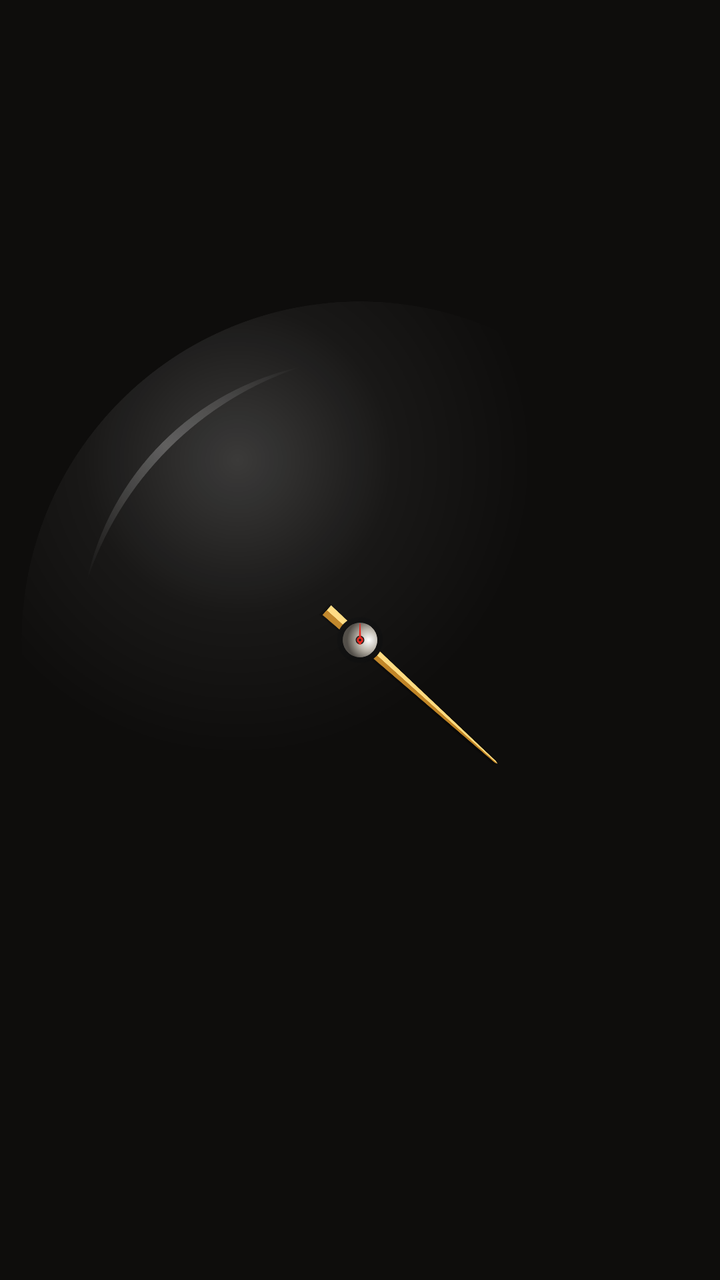
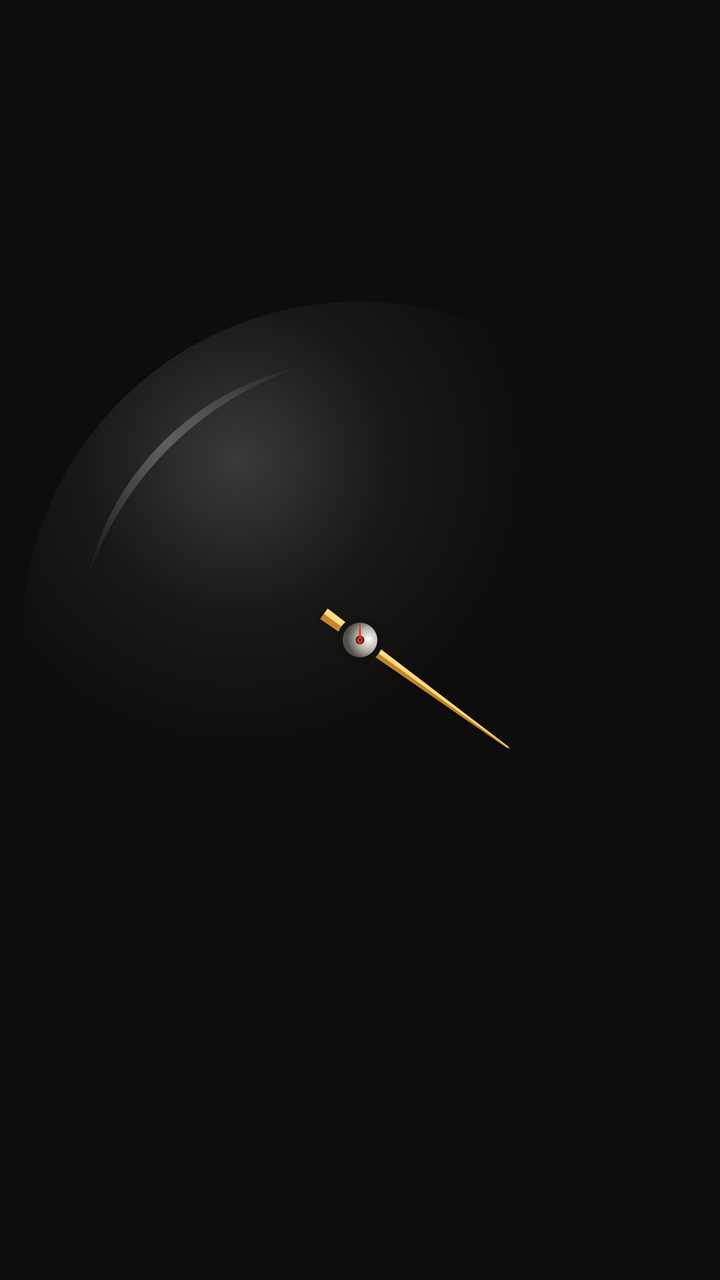

Before-and-after screenshots of an Android layout around one commit, followed by the original layout XML and the change that was made.
<!-- AndroidManifest.xml: application theme AppTheme -->
<!-- res/layout/widget_chrono.xml -->
<?xml version="1.0" encoding="utf-8"?>
<FrameLayout xmlns:android="http://schemas.android.com/apk/res/android"
    android:id="@+id/root"
    android:layout_width="match_parent"
    android:layout_height="match_parent">

    <ImageView
        android:id="@+id/face"
        android:layout_width="match_parent"
        android:layout_height="match_parent"
        android:scaleType="fitCenter"
        android:importantForAccessibility="no" />

    
    <ViewFlipper
        android:id="@+id/flip"
        android:layout_width="120dp"
        android:layout_height="120dp"
        android:layout_gravity="center"
        android:inAnimation="@anim/flip_in"
        android:outAnimation="@anim/flip_out">

        <ImageView
            android:id="@+id/dial"
            android:layout_width="match_parent"
            android:layout_height="match_parent"
            android:scaleType="fitCenter"
            android:importantForAccessibility="no" />

        <ImageView
            android:id="@+id/moon"
            android:layout_width="match_parent"
            android:layout_height="match_parent"
            android:scaleType="fitCenter"
            android:contentDescription="Moon phase" />
    </ViewFlipper>

    <AnalogClock
        android:id="@+id/needle"
        android:layout_width="match_parent"
        android:layout_height="match_parent"
        android:dial="@drawable/dial_square"
        android:hand_hour="@drawable/hand_none"
        android:hand_minute="@drawable/hand_none"
        android:hand_second="@drawable/needle_chrono" />

    
    <ProgressBar
        android:id="@+id/pin"
        android:layout_width="match_parent"
        android:layout_height="match_parent"
        android:indeterminate="true"
        android:indeterminateOnly="true"
        android:indeterminateDrawable="@drawable/pin_spin"
        android:indeterminateDuration="1000"
        android:indeterminateBehavior="repeat"
        android:interpolator="@android:anim/linear_interpolator"
        android:importantForAccessibility="no" />

    <ImageView
        android:id="@+id/glare"
        android:layout_width="match_parent"
        android:layout_height="match_parent"
        android:scaleType="fitCenter"
        android:src="@drawable/glare_chrono"
        android:importantForAccessibility="no" />
</FrameLayout>
<!-- resources referenced by this layout -->
<resources>
  <!-- drawable dial_square (drawable) -->
  <?xml version="1.0" encoding="utf-8"?>
  <vector xmlns:android="http://schemas.android.com/apk/res/android"
      android:width="1000dp" android:height="1000dp"
      android:viewportWidth="1000" android:viewportHeight="1000">
      <path android:fillColor="#00000000" android:pathData="M0,0h1v1h-1z" />
  </vector>
  <!-- drawable glare_chrono (drawable) -->
  <?xml version="1.0" encoding="utf-8"?>
  <vector xmlns:android="http://schemas.android.com/apk/res/android"
      xmlns:aapt="http://schemas.android.com/aapt"
      android:width="1000dp" android:height="1000dp"
      android:viewportWidth="1000" android:viewportHeight="1000">
      <path android:pathData="M30,500 a470,470 0 1,0 940,0 a470,470 0 1,0 -940,0 Z">
          <aapt:attr name="android:fillColor">
              <gradient android:type="radial"
                  android:centerX="330" android:centerY="250" android:gradientRadius="430"
                  android:startColor="#30FFFFFF" android:centerColor="#0CFFFFFF"
                  android:endColor="#00FFFFFF" />
          </aapt:attr>
      </path>
      <path android:pathData="M120,420 A390,390 0 0,1 420,120 A470,470 0 0,0 120,420 Z">
          <aapt:attr name="android:fillColor">
              <gradient android:type="linear"
                  android:startX="120" android:startY="420" android:endX="420" android:endY="120"
                  android:startColor="#00FFFFFF" android:centerColor="#40FFFFFF"
                  android:endColor="#00FFFFFF" />
          </aapt:attr>
      </path>
  </vector>
  <!-- drawable hand_none (drawable) -->
  <?xml version="1.0" encoding="utf-8"?>
  <vector xmlns:android="http://schemas.android.com/apk/res/android"
      android:width="2dp" android:height="2dp"
      android:viewportWidth="2" android:viewportHeight="2">
      <path android:fillColor="#00000000" android:pathData="M0,0h1v1h-1z" />
  </vector>
  <!-- drawable pin_spin (drawable) -->
  <?xml version="1.0" encoding="utf-8"?>
  <rotate xmlns:android="http://schemas.android.com/apk/res/android"
      android:drawable="@drawable/pin_needle"
      android:fromDegrees="0"
      android:toDegrees="360"
      android:pivotX="50%"
      android:pivotY="50%" />
  <style name="AppTheme" parent="@android:style/Theme.Material.NoActionBar">
          <item name="android:windowBackground">@color/bg</item>
          <item name="android:statusBarColor">@color/bg</item>
          <item name="android:navigationBarColor">@color/bg</item>
          <item name="android:colorAccent">@color/amber</item>
      </style>
  <!-- drawable pin_needle (drawable) -->
  <?xml version="1.0" encoding="utf-8"?>
  <vector xmlns:android="http://schemas.android.com/apk/res/android"
      android:width="1000dp" android:height="1000dp"
      android:viewportWidth="1000" android:viewportHeight="1000">
      <path android:fillColor="#FFE8231A"
          android:pathData="M498.2,506 L499.4,477 L500.6,477 L501.8,506 Z" />
      <path android:fillColor="#FFE8231A"
          android:pathData="M495.5,500 a4.5,4.5 0 1,0 9,0 a4.5,4.5 0 1,0 -9,0 Z" />
      <path android:fillColor="#FF1A1A1A"
          android:pathData="M498.2,500 a1.8,1.8 0 1,0 3.6,0 a1.8,1.8 0 1,0 -3.6,0 Z" />
  </vector>
  <color name="bg">#FF0E0D0C</color>
  <color name="amber">#FFD9A441</color>
  <!-- unchanged entries left out for length: 1 -->
</resources>

<!-- the commit's change to res/layout/widget_chrono.xml (unified diff, before → after) -->
@@ -33,6 +33,13 @@
             android:layout_height="match_parent"
             android:scaleType="fitCenter"
             android:contentDescription="Moon phase" />
+
+        <ImageView
+            android:id="@+id/solar"
+            android:layout_width="match_parent"
+            android:layout_height="match_parent"
+            android:scaleType="fitCenter"
+            android:contentDescription="Solar system" />
     </ViewFlipper>
 
     <AnalogClock
